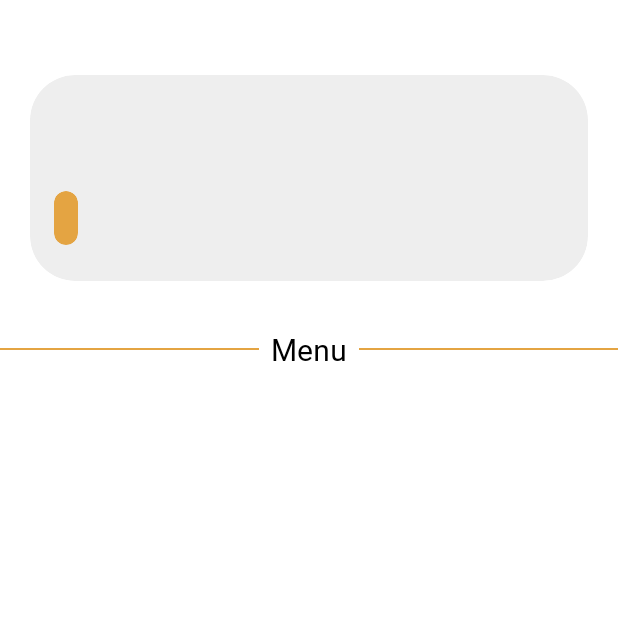
After one commit to Pronobesh-Coder/Cravify, an Android app: the RestaurantMenuActivity screen opened directly, with no data from a screen before it, on a phone screen of 412 x 824 dp, the top half of it. The commit adds this screen. Run offline under Robolectric (Android 15) with nearby library versions, the phone set to English and light mode, and no system bars; our stand-ins replace Firebase (no records; nobody signed in at launch, a user with empty details on screens opened directly).

Commit message:
Restaurant Menu Layout Finalized 31/7/2024 7:47pm

```diff
--- a/app/src/main/AndroidManifest.xml
+++ b/app/src/main/AndroidManifest.xml
@@ -17,6 +17,9 @@
         android:supportsRtl="true"
         android:theme="@style/Theme.Cravify"
         tools:targetApi="31">
+        <activity
+            android:name=".RestaurantMenuActivity"
+            android:exported="false" />
         <activity
             android:name=".IntroSlider"
             android:exported="false" />
--- /dev/null
+++ b/app/src/main/java/com/example/cravify/MenuAdapter.java
@@ -0,0 +1,77 @@
+package com.example.cravify;
+
+import android.content.Context;
+import android.content.res.Resources;
+import android.view.LayoutInflater;
+import android.view.View;
+import android.view.ViewGroup;
+import android.widget.ImageView;
+import android.widget.TextView;
+
+import androidx.annotation.NonNull;
+import androidx.core.content.ContextCompat;
+import androidx.recyclerview.widget.RecyclerView;
+
+import com.bumptech.glide.Glide;
+
+import java.util.List;
+
+public class MenuAdapter extends RecyclerView.Adapter<MenuAdapter.MenuViewHolder> {
+
+    private List<MenuItem> menuItemList;
+    private Resources resources;
+    public MenuAdapter(List<MenuItem> menuItemList,Resources resources) {
+        this.menuItemList = menuItemList;
+        this.resources = resources;
+    }
+
+    @NonNull
+    @Override
+    public MenuViewHolder onCreateViewHolder(@NonNull ViewGroup parent, int viewType) {
+        View view = LayoutInflater.from(parent.getContext()).inflate(R.layout.menu_item, parent, false);
+        return new MenuViewHolder(view);
+    }
+
+    @Override
+    public void onBindViewHolder(@NonNull MenuViewHolder holder, int position) {
+        MenuItem menuItem = menuItemList.get(position);
+
+        int color;
+        if ("Veg".equalsIgnoreCase(menuItem.getType())) {
+            color = resources.getColor(R.color.green, null); // Dark green color
+        } else if ("Non-Veg".equalsIgnoreCase(menuItem.getType())) {
+            color = resources.getColor(R.color.red, null); // Red color
+        } else {
+            color = resources.getColor(R.color.black, null); // Default color
+        }
+        holder.nameTextView.setText(menuItem.getName());
+        holder.typeTextView.setText(menuItem.getType());
+        holder.typeTextView.setTextColor(color);
+        holder.descriptionTextView.setText(menuItem.getDescription());
+        holder.priceTextView.setText(String.format("₹ %.1f", menuItem.getPrice()));
+        Glide.with(holder.itemView.getContext()).load(menuItem.getImageUrl()).into(holder.imageView);
+
+    }
+
+    @Override
+    public int getItemCount() {
+        return menuItemList.size();
+    }
+
+    public static class MenuViewHolder extends RecyclerView.ViewHolder {
+        public TextView nameTextView;
+        public TextView typeTextView;
+        public TextView descriptionTextView;
+        public TextView priceTextView;
+        public ImageView imageView;
+
+        public MenuViewHolder(View view) {
+            super(view);
+            nameTextView = view.findViewById(R.id.menu_item_name);
+            typeTextView = view.findViewById(R.id.menu_item_type);
+            descriptionTextView = view.findViewById(R.id.menu_item_description);
+            priceTextView = view.findViewById(R.id.menu_item_price);
+            imageView = view.findViewById(R.id.menu_item_image);
+        }
+    }
+}
--- a/app/src/main/java/com/example/cravify/RestaurantLogin.java
+++ b/app/src/main/java/com/example/cravify/RestaurantLogin.java
@@ -90,6 +90,7 @@ public class RestaurantLogin extends AppCompatActivity {
                                             fetchRestaurantDataAndProceed(firebaseUser.getUid(), email);
                                         }
                                     } else {
+                                        progressBar.setVisibility(View.GONE);
                                         Toast.makeText(getApplicationContext(), "No Account Found!", Toast.LENGTH_SHORT).show();
                                     }
                                 }
--- /dev/null
+++ b/app/src/main/java/com/example/cravify/RestaurantMenuActivity.java
@@ -0,0 +1,79 @@
+package com.example.cravify;
+
+import android.content.Intent;
+import android.os.Bundle;
+import android.widget.ImageView;
+import android.widget.TextView;
+import android.widget.Toast;
+
+import androidx.activity.EdgeToEdge;
+import androidx.appcompat.app.AppCompatActivity;
+import androidx.recyclerview.widget.LinearLayoutManager;
+import androidx.recyclerview.widget.RecyclerView;
+
+import com.google.firebase.firestore.FirebaseFirestore;
+import com.google.firebase.firestore.QueryDocumentSnapshot;
+
+import java.util.ArrayList;
+import java.util.List;
+
+public class RestaurantMenuActivity extends AppCompatActivity {
+
+    private RecyclerView menuRecyclerView;
+    private MenuAdapter menuAdapter;
+    private List<MenuItem> menuItemList;
+
+    @Override
+    protected void onCreate(Bundle savedInstanceState) {
+        super.onCreate(savedInstanceState);
+        setContentView(R.layout.activity_restaurant_menu);
+        EdgeToEdge.enable(this);
+
+        String restaurantName = getIntent().getStringExtra("restaurantName");
+        String restaurantCuisine = getIntent().getStringExtra("restaurantCuisine");
+        String restaurantAddress = getIntent().getStringExtra("restaurantAddress");
+
+        TextView nameTextView = findViewById(R.id.restaurant_name);
+        TextView cuisineTextView = findViewById(R.id.restaurant_cuisine);
+        TextView addressTextView = findViewById(R.id.restaurant_address);
+        menuRecyclerView = findViewById(R.id.menu_recycler_view);
+
+        nameTextView.setText(restaurantName);
+        cuisineTextView.setText(restaurantCuisine);
+        addressTextView.setText(restaurantAddress);
+
+        menuRecyclerView.setLayoutManager(new LinearLayoutManager(this));
+        menuItemList = new ArrayList<>();
+        menuAdapter = new MenuAdapter(menuItemList,getResources());
+        menuRecyclerView.setAdapter(menuAdapter);
+
+        loadMenuItems(restaurantName);
+    }
+
+    private void loadMenuItems(String restaurantName) {
+        FirebaseFirestore db = FirebaseFirestore.getInstance();
+        db.collection("restaurants")
+                .document(restaurantName)
+                .collection("menuItems").get()
+                .addOnCompleteListener(task -> {
+                    if (task.isSuccessful()) {
+                        menuItemList.clear();
+                        for (QueryDocumentSnapshot document : task.getResult()) {
+                            String name = document.getString("name");
+                            String description = document.getString("description");
+                            String type = document.getString("type");
+                            double price = document.getDouble("price") != null ? document.getDouble("price") : 0;
+                            String imageUrl = document.getString("imageUrl");
+
+                            if (name != null && description != null && type != null && imageUrl != null) {
+                                MenuItem menuItem = new MenuItem(name, description, type, price, imageUrl);
+                                menuItemList.add(menuItem);
+                            }
+                        }
+                        menuAdapter.notifyDataSetChanged();
+                    } else {
+                        Toast.makeText(RestaurantMenuActivity.this, "Failed to load menu items!", Toast.LENGTH_SHORT).show();
+                    }
+                });
+    }
+}
--- a/app/src/main/java/com/example/cravify/Splash.java
+++ b/app/src/main/java/com/example/cravify/Splash.java
@@ -14,7 +14,7 @@ import androidx.appcompat.app.AppCompatActivity;
 public class Splash extends AppCompatActivity {
     VideoView v_view;
 
-    private static final int SPLASH_DISPLAY_LENGTH = 3000; // 3 seconds
+    private static final int SPLASH_DISPLAY_LENGTH = 3500; // 3.5 seconds
 
     @SuppressLint("MissingInflatedId")
     @Override
--- /dev/null
+++ b/app/src/main/res/drawable/line_drawable.xml
@@ -0,0 +1,5 @@
+<!-- res/drawable/line_drawable.xml -->
+<shape xmlns:android="http://schemas.android.com/apk/res/android">
+    <size android:height="3dp" android:width="0dp"/>
+    <solid android:color="#E4A442" />
+</shape>
--- /dev/null
+++ b/app/src/main/res/drawable/linear_layout_rounded_background.xml
@@ -0,0 +1,5 @@
+<!-- res/drawable/linear_layout_rounded_background.xml -->
+<shape xmlns:android="http://schemas.android.com/apk/res/android">
+    <solid android:color="#EEEEEE" />
+    <corners android:radius="30dp" />
+</shape>
--- /dev/null
+++ b/app/src/main/res/drawable/rounded_background.xml
@@ -0,0 +1,5 @@
+<!-- res/drawable/rounded_background.xml -->
+<shape xmlns:android="http://schemas.android.com/apk/res/android">
+    <solid android:color="#E4A442" />
+    <corners android:radius="16dp" />
+</shape>
--- /dev/null
+++ b/app/src/main/res/layout/activity_restaurant_menu.xml
@@ -0,0 +1,100 @@
+<LinearLayout xmlns:android="http://schemas.android.com/apk/res/android"
+    xmlns:tools="http://schemas.android.com/tools"
+    android:layout_width="match_parent"
+    android:layout_height="match_parent"
+    android:orientation="vertical"
+    android:background="#FFFFFF">
+
+    <!-- Restaurant Info -->
+    <LinearLayout
+        android:layout_width="match_parent"
+        android:layout_height="wrap_content"
+        android:layout_marginLeft="20dp"
+        android:layout_marginRight="20dp"
+        android:orientation="vertical"
+        android:background="@drawable/linear_layout_rounded_background"
+        android:padding="16dp"
+        android:layout_marginBottom="16dp"
+        android:layout_marginTop="50dp"
+        android:clipToOutline="true">
+
+        <TextView
+            android:id="@+id/restaurant_name"
+            android:layout_width="wrap_content"
+            android:layout_height="wrap_content"
+            android:text="Restaurant Name"
+            android:textSize="22sp"
+            android:fontFamily="@font/poppins_bold"
+            android:textColor="#000000"
+            android:paddingBottom="8dp" />
+
+        <TextView
+            android:id="@+id/restaurant_cuisine"
+            android:layout_width="wrap_content"
+            android:layout_height="wrap_content"
+            android:text="Cuisine"
+            android:textSize="14sp"
+            android:paddingLeft="3dp"
+            android:fontFamily="@font/poppins_semibold"
+            android:textColor="#727272" />
+
+        <TextView
+            android:id="@+id/restaurant_address"
+            android:layout_width="wrap_content"
+            android:layout_height="wrap_content"
+            android:layout_marginBottom="8dp"
+            android:background="@drawable/rounded_background"
+            android:clipToOutline="true"
+            android:fontFamily="@font/poppins_semibold"
+            android:gravity="center"
+            android:padding="8dp"
+            android:paddingLeft="16dp"
+            android:paddingRight="16dp"
+            android:text="Address"
+            android:textColor="#FFFFFF"
+            android:textSize="11sp" />
+    </LinearLayout>
+
+    <!-- Menu Title -->
+    <LinearLayout
+        android:layout_width="match_parent"
+        android:layout_height="wrap_content"
+        android:orientation="horizontal"
+        android:gravity="center_vertical"
+        android:layout_marginTop="16dp"
+        android:layout_marginBottom="16dp">
+
+        <View
+            android:layout_width="0dp"
+            android:layout_weight="1"
+            android:layout_height="1dp"
+            android:background="@drawable/line_drawable" />
+
+        <TextView
+            android:id="@+id/menuTitle"
+            android:layout_width="wrap_content"
+            android:layout_height="wrap_content"
+            android:layout_marginLeft="8dp"
+            android:layout_marginRight="8dp"
+            android:text="Menu"
+            android:textSize="20sp"
+            android:textColor="#000000"
+            android:fontFamily="@font/poppins_bold" />
+
+        <View
+            android:layout_width="0dp"
+            android:layout_weight="1"
+            android:layout_height="1dp"
+            android:background="@drawable/line_drawable" />
+
+    </LinearLayout>
+
+    <!-- RecyclerView for Food Items -->
+    <androidx.recyclerview.widget.RecyclerView
+        android:id="@+id/menu_recycler_view"
+        android:layout_width="match_parent"
+        android:layout_height="0dp"
+        android:layout_weight="1"
+        android:padding="16dp"
+        android:clipToPadding="false" />
+</LinearLayout>
--- a/app/src/main/res/values/colors.xml
+++ b/app/src/main/res/values/colors.xml
@@ -26,7 +26,7 @@
     <color name="blue">#4371E8</color>
     <color name="black_overlay">#000000</color>
     <color name="orange">#CC5500</color>
-    <color name="green">#00C853</color>
+    <color name="green">#1f902e</color>
     <color name="green_theme">#CDFBE0</color>
     <color name="DarkGray">#DEE1E6</color>
     <color name="Yellow">#FFFF00</color>
@@ -39,6 +39,7 @@
     <color name="light_theme">#EFBFBF</color>
 
     <color name="red">#FFFF0000</color>
+    <color name="maroon">#800000</color>
     <color name="lightGrey">#FFF7F5</color>
     <color name="blue_theme">#CCEAF4</color>
     <color name="light_blue_theme">#F4FCFF</color>
```
Also changed, not shown: app/src/main/java/com/example/cravify/HomeFragment.java (+27 -12 lines), app/src/main/java/com/example/cravify/MainActivity.java (+2 -6 lines), app/src/main/java/com/example/cravify/MenuItem.java (added, +37 -0 lines), app/src/main/java/com/example/cravify/RestaurantAdapter.java (+19 -3 lines), app/src/main/res/layout/menu_item.xml (added, +92 -0 lines), 1 other file.
